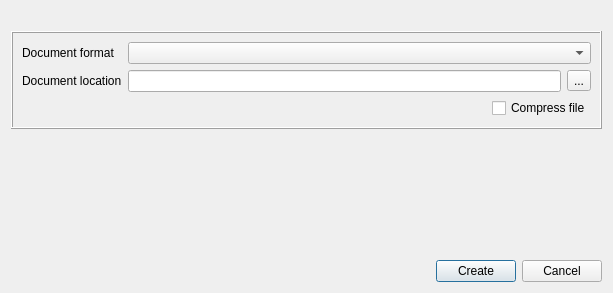
Old version of the form src/corelibs/U2Gui/src/util/ui/AddNewDocumentDialog.ui in the repository violethaze74/ugene.
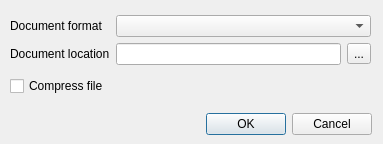
New version of the form. Icons and pictures are not drawn.

Commit message: Help system for all dialogs, UI improvements for all dialogs.

The edit to the form file:
```diff
--- a/src/corelibs/U2Gui/src/util/ui/AddNewDocumentDialog.ui
+++ b/src/corelibs/U2Gui/src/util/ui/AddNewDocumentDialog.ui
@@ -6,8 +6,8 @@
    <rect>
     <x>0</x>
     <y>0</y>
-    <width>613</width>
-    <height>293</height>
+    <width>383</width>
+    <height>144</height>
    </rect>
   </property>
   <property name="windowTitle">
@@ -16,33 +16,30 @@
   <property name="modal">
    <bool>false</bool>
   </property>
-  <layout class="QVBoxLayout" name="verticalLayout_2">
-   <item>
-    <widget class="QLabel" name="label">
-     <property name="sizePolicy">
-      <sizepolicy hsizetype="Preferred" vsizetype="Preferred">
-       <horstretch>0</horstretch>
-       <verstretch>0</verstretch>
-      </sizepolicy>
-     </property>
-     <property name="text">
-      <string/>
-     </property>
-     <property name="pixmap">
-      <pixmap resource="../../../U2Gui.qrc">:/core/images/add_new_document.png</pixmap>
-     </property>
-    </widget>
-   </item>
-   <item>
-    <widget class="QFrame" name="frame">
-     <property name="frameShape">
-      <enum>QFrame::Box</enum>
-     </property>
-     <property name="frameShadow">
-      <enum>QFrame::Raised</enum>
-     </property>
-     <layout class="QVBoxLayout" name="verticalLayout">
-      <item>
+  <widget class="QDialogButtonBox" name="buttonBox">
+   <property name="geometry">
+    <rect>
+     <x>11</x>
+     <y>113</y>
+     <width>361</width>
+     <height>23</height>
+    </rect>
+   </property>
+   <property name="standardButtons">
+    <set>QDialogButtonBox::Cancel|QDialogButtonBox::Ok</set>
+   </property>
+  </widget>
+  <widget class="QWidget" name="layoutWidget">
+   <property name="geometry">
+    <rect>
+     <x>10</x>
+     <y>10</y>
+     <width>361</width>
+     <height>92</height>
+    </rect>
+   </property>
+   <layout class="QGridLayout" name="gridLayout_3">
+    <item row="0" column="0">
        <layout class="QGridLayout" name="gridLayout">
         <item row="0" column="0">
          <widget class="QLabel" name="documentTypeLabel">
@@ -51,9 +48,6 @@
           </property>
          </widget>
         </item>
-        <item row="0" column="1" colspan="2">
-         <widget class="QComboBox" name="documentTypeCombo"/>
-        </item>
         <item row="1" column="0">
          <widget class="QLabel" name="documentLocationLabel">
           <property name="text">
@@ -71,24 +65,12 @@
           </property>
          </widget>
         </item>
-       </layout>
-      </item>
-      <item>
-       <layout class="QHBoxLayout" name="horizontalLayout">
-        <item>
-         <spacer name="horizontalSpacer1">
-          <property name="orientation">
-           <enum>Qt::Horizontal</enum>
-          </property>
-          <property name="sizeHint" stdset="0">
-           <size>
-            <width>40</width>
-            <height>20</height>
-           </size>
-          </property>
-         </spacer>
-        </item>
-        <item>
+      <item row="0" column="1" colspan="2">
+       <widget class="QComboBox" name="documentTypeCombo"/>
+      </item>
+     </layout>
+    </item>
+    <item row="1" column="0">
          <widget class="QCheckBox" name="gzipCheckBox">
           <property name="layoutDirection">
            <enum>Qt::LeftToRight</enum>
@@ -99,55 +81,7 @@
          </widget>
         </item>
        </layout>
-      </item>
-     </layout>
-    </widget>
-   </item>
-   <item>
-    <spacer name="verticalSpacer">
-     <property name="orientation">
-      <enum>Qt::Vertical</enum>
-     </property>
-     <property name="sizeHint" stdset="0">
-      <size>
-       <width>20</width>
-       <height>2</height>
-      </size>
-     </property>
-    </spacer>
-   </item>
-   <item>
-    <layout class="QHBoxLayout">
-     <item>
-      <spacer name="horizontalSpacer2">
-       <property name="orientation">
-        <enum>Qt::Horizontal</enum>
-       </property>
-       <property name="sizeHint" stdset="0">
-        <size>
-         <width>40</width>
-         <height>20</height>
-        </size>
-       </property>
-      </spacer>
-     </item>
-     <item>
-      <widget class="QPushButton" name="createButton">
-       <property name="text">
-        <string>Create</string>
-       </property>
-      </widget>
-     </item>
-     <item>
-      <widget class="QPushButton" name="cancelButton">
-       <property name="text">
-        <string>Cancel</string>
-       </property>
-      </widget>
-     </item>
-    </layout>
-   </item>
-  </layout>
+  </widget>
  </widget>
  <resources>
   <include location="../../../U2Gui.qrc"/>
```
Left out of the diff: 13 changed lines with no effect on the pictures. Lines whose indentation alone changed are shown as unchanged. The commit also changes 309 other files.
